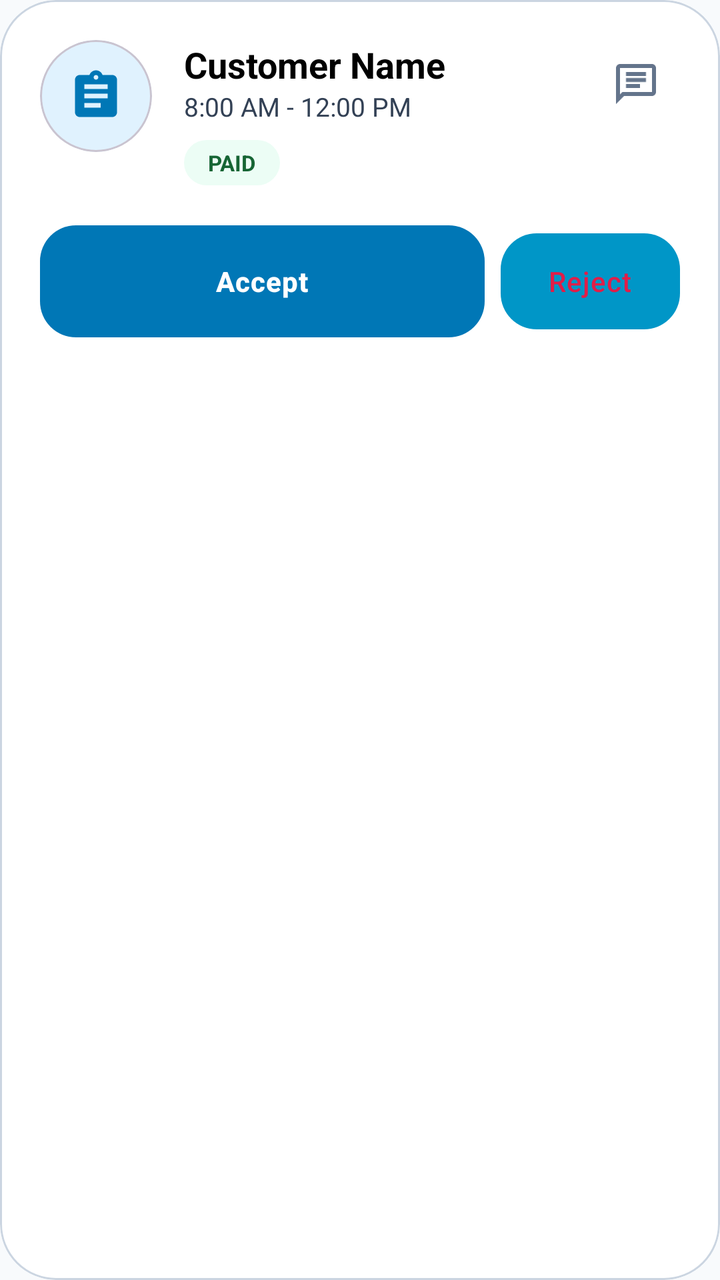
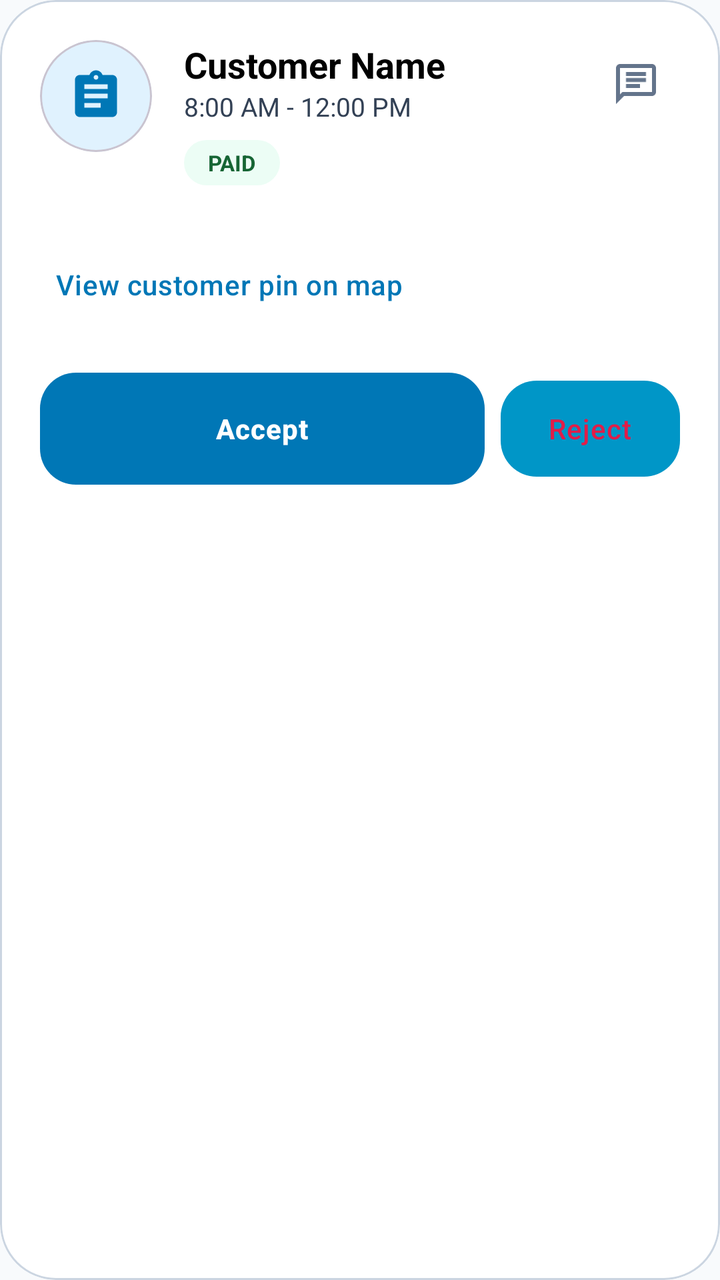

Before-and-after screenshots of an Android layout around one commit, followed by the original layout XML and the change that was made.
<!-- AndroidManifest.xml: application theme Theme.BeAqua -->
<!-- res/layout/item_order.xml -->
<?xml version="1.0" encoding="utf-8"?>
<com.google.android.material.card.MaterialCardView xmlns:android="http://schemas.android.com/apk/res/android"
    xmlns:app="http://schemas.android.com/apk/res-auto"
    android:layout_width="match_parent"
    android:layout_height="wrap_content"
    android:layout_marginHorizontal="16dp"
    android:layout_marginVertical="8dp"
    app:cardCornerRadius="28dp"
    app:cardElevation="0dp"
    app:strokeWidth="1dp"
    app:strokeColor="@color/divider"
    app:cardBackgroundColor="@color/white">

    <androidx.constraintlayout.widget.ConstraintLayout
        android:layout_width="match_parent"
        android:layout_height="wrap_content"
        android:padding="20dp">

        <com.google.android.material.card.MaterialCardView
            android:id="@+id/cardIcon"
            android:layout_width="56dp"
            android:layout_height="56dp"
            app:cardCornerRadius="100dp"
            app:cardElevation="0dp"
            app:cardBackgroundColor="@color/sky_blue_light"
            app:layout_constraintStart_toStartOf="parent"
            app:layout_constraintTop_toTopOf="parent">
            <ImageView
                android:layout_width="match_parent"
                android:layout_height="match_parent"
                android:padding="14dp"
                android:src="@drawable/ic_orders"
                app:tint="@color/primary" />
        </com.google.android.material.card.MaterialCardView>

        <TextView
            android:id="@+id/tvOrderInfo"
            android:layout_width="0dp"
            android:layout_height="wrap_content"
            android:layout_marginStart="16dp"
            android:text="Customer Name"
            android:textColor="@color/text_primary"
            android:textSize="18sp"
            android:textStyle="bold"
            app:layout_constraintEnd_toStartOf="@+id/btnChatWithCustomer"
            app:layout_constraintStart_toEndOf="@+id/cardIcon"
            app:layout_constraintTop_toTopOf="@+id/cardIcon" />

        <TextView
            android:id="@+id/tvOrderTime"
            android:layout_width="wrap_content"
            android:layout_height="wrap_content"
            android:text="8:00 AM - 12:00 PM"
            android:textColor="@color/text_secondary"
            android:textSize="13sp"
            app:layout_constraintStart_toStartOf="@+id/tvOrderInfo"
            app:layout_constraintTop_toBottomOf="@+id/tvOrderInfo" />

        <TextView
            android:id="@+id/tvPaymentMethod"
            android:layout_width="wrap_content"
            android:layout_height="wrap_content"
            android:layout_marginTop="8dp"
            android:background="@drawable/bg_pill_status"
            android:backgroundTint="@color/mint_soft"
            android:paddingHorizontal="12dp"
            android:paddingVertical="4dp"
            android:text="PAID"
            android:textColor="@color/success"
            android:textSize="11sp"
            android:textStyle="bold"
            app:layout_constraintStart_toStartOf="@+id/tvOrderTime"
            app:layout_constraintTop_toBottomOf="@+id/tvOrderTime" />

        <ImageButton
            android:id="@+id/btnChatWithCustomer"
            android:layout_width="44dp"
            android:layout_height="44dp"
            android:background="?attr/selectableItemBackgroundBorderless"
            android:src="@drawable/ic_messages"
            app:tint="@color/text_hint"
            app:layout_constraintEnd_toEndOf="parent"
            app:layout_constraintTop_toTopOf="parent" />

        <LinearLayout
            android:id="@+id/llActions"
            android:layout_width="match_parent"
            android:layout_height="wrap_content"
            android:layout_marginTop="20dp"
            android:orientation="horizontal"
            app:layout_constraintTop_toBottomOf="@id/tvPaymentMethod">

            <com.google.android.material.button.MaterialButton
                android:id="@+id/btnAccept"
                android:layout_width="0dp"
                android:layout_height="56dp"
                android:layout_marginEnd="8dp"
                android:layout_weight="1"
                android:text="Accept"
                android:textAllCaps="false"
                android:textStyle="bold"
                app:cornerRadius="18dp" />

            <com.google.android.material.button.MaterialButton
                android:id="@+id/btnReject"
                style="@style/Widget.Material3.Button.TonalButton"
                android:layout_width="wrap_content"
                android:layout_height="56dp"
                android:text="Reject"
                android:textAllCaps="false"
                android:textColor="@color/error"
                app:cornerRadius="18dp" />
        </LinearLayout>

        
        <View
            android:id="@+id/ivOrderIcon"
            android:layout_width="0dp"
            android:layout_height="0dp"
            android:visibility="gone"
            app:layout_constraintStart_toStartOf="parent"
            app:layout_constraintTop_toTopOf="parent" />

        <com.google.android.material.button.MaterialButton
            android:id="@+id/btnPrintReceiptIncoming"
            style="@style/Widget.MaterialComponents.Button.TextButton"
            android:layout_width="wrap_content"
            android:layout_height="wrap_content"
            android:layout_marginTop="8dp"
            android:text="Print Receipt"
            android:textColor="@color/secondary"
            android:textSize="12sp"
            android:visibility="gone"
            app:icon="@drawable/ic_history"
            app:iconSize="16dp"
            app:iconTint="@color/secondary"
            app:layout_constraintBottom_toBottomOf="parent"
            app:layout_constraintEnd_toEndOf="parent"
            app:layout_constraintTop_toBottomOf="@id/llActions" />

    </androidx.constraintlayout.widget.ConstraintLayout>

</com.google.android.material.card.MaterialCardView>
<!-- resources referenced by this layout -->
<resources>
  <color name="divider">#CBD5E1</color>
  <color name="error">#E11D48</color>
  <color name="mint_soft">#ECFDF5</color>
  <color name="primary">#0077B6</color>
  <color name="secondary">#0096C7</color>
  <color name="sky_blue_light">#E0F2FE</color>
  <color name="success">#166534</color>
  <color name="text_hint">#64748B</color>
  <color name="text_primary">#000000</color>
  <color name="text_secondary">#334155</color>
  <color name="white">#FFFFFF</color>
  <!-- drawable bg_pill_status (drawable) -->
  <?xml version="1.0" encoding="utf-8"?>
  <shape xmlns:android="http://schemas.android.com/apk/res/android"
      android:shape="rectangle">
      <corners android:radius="100dp" />
      <solid android:color="@color/gray_light" />
  </shape>
  <!-- drawable ic_history (drawable) -->
  <vector xmlns:android="http://schemas.android.com/apk/res/android"
      android:width="24dp"
      android:height="24dp"
      android:viewportWidth="24"
      android:viewportHeight="24">
      <path
          android:fillColor="#FF000000"
          android:pathData="M13,3c-4.97,0 -9,4.03 -9,9L1,12l3.89,3.89 0.07,0.14L9,12L6,12c0,-3.87 3.13,-7 7,-7s7,3.13 7,7 -3.13,7 -7,7c-1.93,0 -3.68,-0.79 -4.94,-2.06l-1.42,1.42C8.27,19.99 10.51,21 13,21c4.97,0 9,-4.03 9,-9s-4.03,-9 -9,-9zM12,8v5l4.28,2.54 0.72,-1.21 -3.5,-2.08L13.5,8L12,8z"/>
  </vector>
  <!-- drawable ic_messages (drawable) -->
  <vector xmlns:android="http://schemas.android.com/apk/res/android"
      android:width="24dp"
      android:height="24dp"
      android:viewportWidth="24"
      android:viewportHeight="24">
      <path
          android:fillColor="#FF000000"
          android:pathData="M20,2H4c-1.1,0 -2,0.9 -2,2v18l4,-4h14c1.1,0 2,-0.9 2,-2V4c0,-1.1 -0.9,-2 -2,-2zM20,16H5.17L4,17.17V4h16v12zM7,9h10v2H7zM7,12h7v2H7zM7,6h10v2H7z"/>
  </vector>
  <!-- drawable ic_orders (drawable) -->
  <vector xmlns:android="http://schemas.android.com/apk/res/android"
      android:width="24dp"
      android:height="24dp"
      android:viewportWidth="24"
      android:viewportHeight="24">
      <path
          android:fillColor="#FF000000"
          android:pathData="M19,3h-4.18C14.4,1.84 13.3,1 12,1c-1.3,0 -2.4,0.84 -2.82,2L5,3c-1.1,0 -2,0.9 -2,2v14c0,1.1 0.9,2 2,2h14c1.1,0 2,-0.9 2,-2L21,5c0,-1.1 -0.9,-2 -2,-2zM12,3c0.55,0 1,0.45 1,1s-0.45,1 -1,1 -1,-0.45 -1,-1 0.45,-1 1,-1zM14,17L7,17v-2h7v2zM17,13L7,13v-2h10v2zM17,9L7,9L7,7h10v2z"/>
  </vector>
  <style name="Theme.BeAqua" parent="Base.Theme.BeAqua" />
  <color name="gray_light">#F1F5F9</color>
  <color name="accent">#48CAE4</color>
  <color name="background">#F8FAFC</color>
  <style name="AppEditText" parent="Widget.AppCompat.EditText">
          <item name="android:textColor">@color/black</item>
          <item name="android:textColorHint">@color/text_hint</item>
      </style>
  <style name="AppButton" parent="Widget.Material3.Button">
          <item name="android:insetTop">0dp</item>
          <item name="android:insetBottom">0dp</item>
          <item name="android:textAllCaps">false</item>
          <item name="android:letterSpacing">0.02</item>
          <item name="android:paddingTop">12dp</item>
          <item name="android:paddingBottom">12dp</item>
          <item name="cornerRadius">12dp</item>
          <item name="backgroundTint">@color/primary</item>
          <item name="android:textColor">@color/white</item>
      </style>
  <style name="AppTextInputLayout" parent="Widget.Material3.TextInputLayout.OutlinedBox">
          <item name="boxCornerRadiusTopStart">12dp</item>
          <item name="boxCornerRadiusTopEnd">12dp</item>
          <item name="boxCornerRadiusBottomStart">12dp</item>
          <item name="boxCornerRadiusBottomEnd">12dp</item>
          <item name="boxStrokeColor">@color/primary</item>
          <item name="hintTextColor">@color/text_secondary</item>
          <item name="android:textColorHint">@color/text_hint</item>
          <item name="boxBackgroundColor">@color/white</item>
      </style>
  <color name="black">#000000</color>
  <!-- unchanged entries left out for length: 1 -->
</resources>

<!-- the commit's change to res/layout/item_order.xml (unified diff, before → after) -->
@@ -82,13 +82,33 @@
             app:layout_constraintEnd_toEndOf="parent"
             app:layout_constraintTop_toTopOf="parent" />
 
+        <TextView
+            android:id="@+id/tvDeliveryLocation"
+            android:layout_width="0dp"
+            android:layout_height="wrap_content"
+            android:layout_marginTop="8dp"
+            android:textColor="@color/text_secondary"
+            android:textSize="13sp"
+            app:layout_constraintStart_toStartOf="parent"
+            app:layout_constraintEnd_toEndOf="parent"
+            app:layout_constraintTop_toBottomOf="@id/tvPaymentMethod" />
+
+        <com.google.android.material.button.MaterialButton
+            android:id="@+id/btnDeliveryMap"
+            style="@style/Widget.MaterialComponents.Button.TextButton"
+            android:layout_width="wrap_content"
+            android:layout_height="wrap_content"
+            android:text="View customer pin on map"
+            android:textAllCaps="false"
+            app:layout_constraintStart_toStartOf="parent"
+            app:layout_constraintTop_toBottomOf="@id/tvDeliveryLocation" />
         <LinearLayout
             android:id="@+id/llActions"
             android:layout_width="match_parent"
             android:layout_height="wrap_content"
             android:layout_marginTop="20dp"
             android:orientation="horizontal"
-            app:layout_constraintTop_toBottomOf="@id/tvPaymentMethod">
+            app:layout_constraintTop_toBottomOf="@id/btnDeliveryMap">
 
             <com.google.android.material.button.MaterialButton
                 android:id="@+id/btnAccept"
